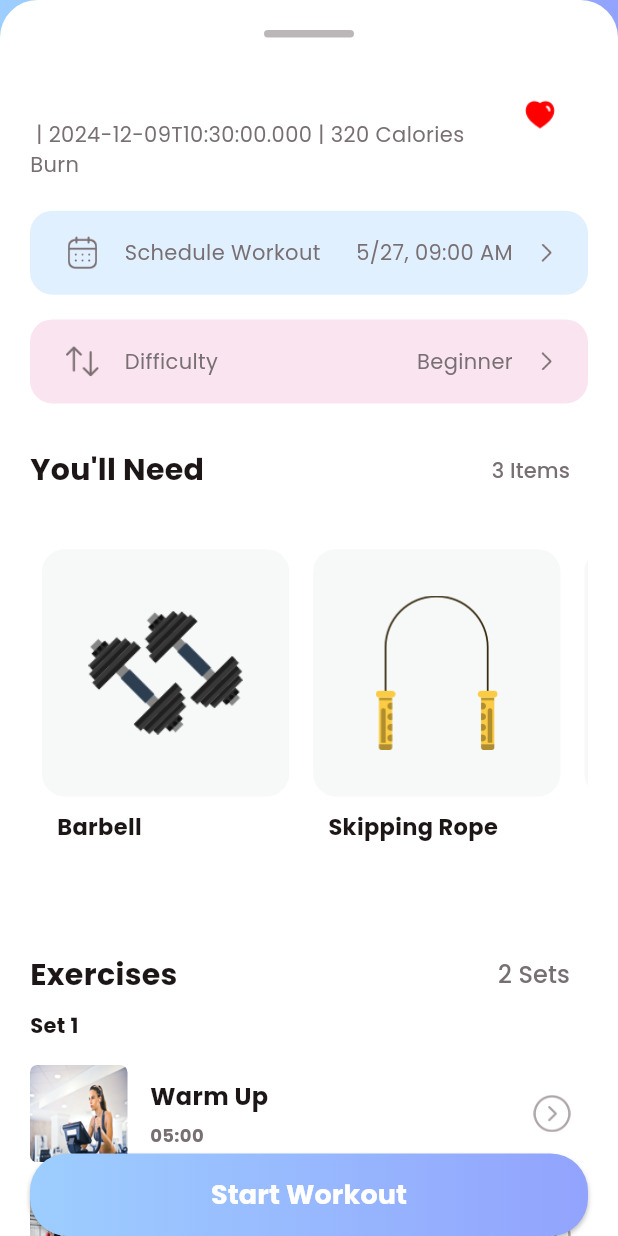
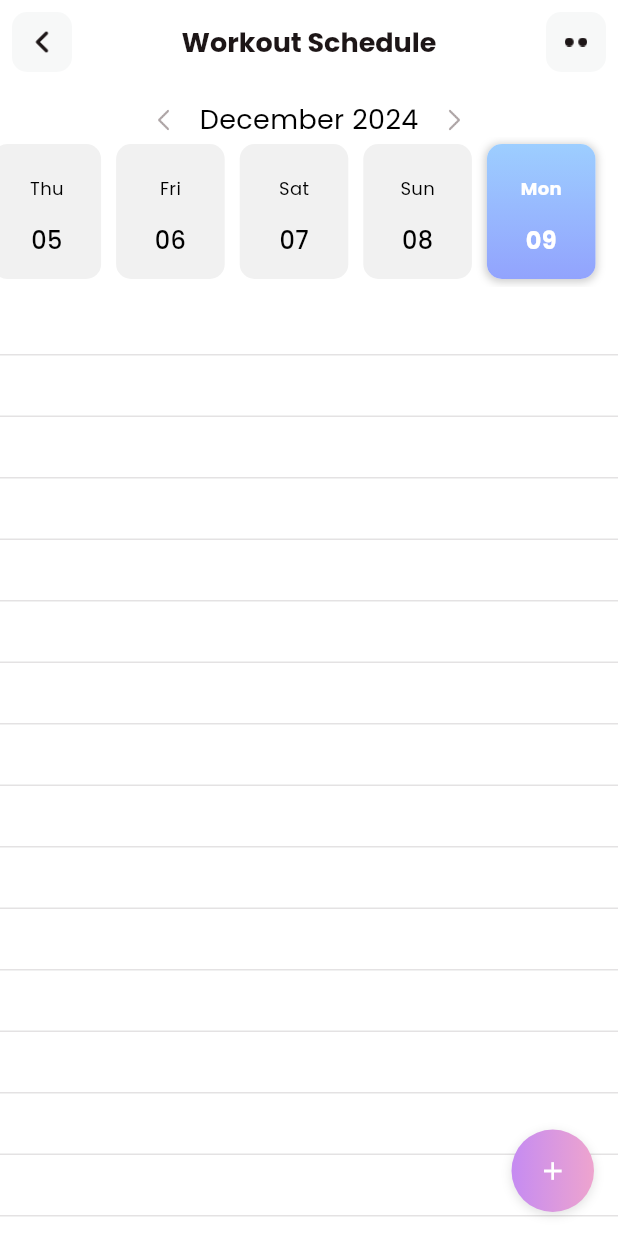
Before and after one commit to asm2212/exe_app, a Flutter app: the WorkoutDetailScreen screen opened directly with empty values, scrolled down 262 dp, after a tap on "Schedule Workout", on a phone screen of 412 x 824 dp. Run offline on Flutter 3.47's test engine with Material 3 defaults, Android fonts, the phone set to English and light mode, and no system bars; drawn by our look-alikes of scrollable_positioned_list; our stand-ins replace animated_toggle_switch, carousel_slider, fl_chart, readmore, simple_circular_progress_bar; missing offline and left inert: dotted_dashed_line, simple_animation_progress_bar; statements that could not run were skipped; key blocks and very long unbroken strings in the code were emptied for the run.

Commit message:
workout schedule screen and add packages

```diff
--- a/lib/screen/workout_tracker.dart/workout_detail_screen.dart
+++ b/lib/screen/workout_tracker.dart/workout_detail_screen.dart
@@ -4,6 +4,7 @@ import 'package:fit_app/common_widgets/exercises_set_section.dart';
 import 'package:fit_app/common_widgets/icon_title_next_row.dart';
 import 'package:fit_app/common_widgets/round_button.dart';
 import 'package:fit_app/screen/workout_tracker.dart/exercise_detail_screen.dart';
+import 'package:fit_app/screen/workout_tracker.dart/workout_schedule_screen.dart';
 import 'package:flutter/material.dart';
 
 class WorkoutDetailScreen extends StatefulWidget {
@@ -229,7 +230,9 @@ class _WorkoutDetailScreenState extends State<WorkoutDetailScreen> {
                           title: "Schedule Workout",
                           time: "5/27, 09:00 AM",
                           color: ColorExtension.primaryColor2.withOpacity(0.3),
-                          onPressed: () {}),
+                          onPressed: () {
+                            Navigator.push(context, MaterialPageRoute(builder: (context)=> const WorkoutScheduleScreen()));
+                          }),
                       SizedBox(
                         height: media.width * 0.04,
                       ),
--- /dev/null
+++ b/lib/screen/workout_tracker.dart/workout_schedule_screen.dart
@@ -0,0 +1,441 @@
+import 'package:calendar_agenda/calendar_agenda.dart';
+import 'package:fit_app/common/color_extension.dart';
+import 'package:fit_app/common_widgets/round_button.dart';
+import 'package:flutter/material.dart';
+import 'package:flutter/cupertino.dart';
+
+class WorkoutScheduleScreen extends StatefulWidget {
+  const WorkoutScheduleScreen({super.key});
+
+  @override
+  State<WorkoutScheduleScreen> createState() => _WorkoutScheduleScreenState();
+}
+
+class _WorkoutScheduleScreenState extends State<WorkoutScheduleScreen> {
+
+    CalendarAgendaController _calendarAgendaControllerAppBar =
+      CalendarAgendaController();
+
+  late DateTime _selectedDateAppBBar;
+
+  List eventArr = [
+    {
+      "name": "Ab Workout",
+      "start_time": "25/05/2023 07:30 AM",
+    },
+    {
+      "name": "Upperbody Workout",
+      "start_time": "25/05/2023 09:00 AM",
+    },
+    {
+      "name": "Lowerbody Workout",
+      "start_time": "25/05/2023 03:00 PM",
+    },
+    {
+      "name": "Ab Workout",
+      "start_time": "26/05/2023 07:30 AM",
+    },
+    {
+      "name": "Upperbody Workout",
+      "start_time": "26/05/2023 09:00 AM",
+    },
+    {
+      "name": "Lowerbody Workout",
+      "start_time": "26/05/2023 03:00 PM",
+    },
+    {
+      "name": "Ab Workout",
+      "start_time": "27/05/2023 07:30 AM",
+    },
+    {
+      "name": "Upperbody Workout",
+      "start_time": "27/05/2023 09:00 AM",
+    },
+    {
+      "name": "Lowerbody Workout",
+      "start_time": "27/05/2023 03:00 PM",
+    }
+  ];
+
+  List selectDayEventArr = [];
+
+
+  @override
+  void initState() {
+    super.initState();
+    _selectedDateAppBBar = DateTime.now();
+    setDayEventWorkoutList();
+  }
+
+  void setDayEventWorkoutList() {
+    var date = dateToStartDate(_selectedDateAppBBar);
+    selectDayEventArr = eventArr.map((wObj) {
+      return {
+        "name": wObj["name"],
+        "start_time": wObj["start_time"],
+        "date": stringToDate(wObj["start_time"].toString(),
+            formatStr: "dd/MM/yyyy hh:mm aa")
+      };
+    }).where((wObj) {
+      return dateToStartDate(wObj["date"] as DateTime) == date;
+    }).toList();
+
+    if( mounted  ) {
+      setState(() {
+
+      });
+    }
+  }
+
+  @override
+  Widget build(BuildContext context) {
+     var media = MediaQuery.of(context).size;
+    return Scaffold(
+      appBar: AppBar(
+        backgroundColor: ColorExtension.white,
+        centerTitle: true,
+        elevation: 0,
+        leading: InkWell(
+          onTap: () {
+            Navigator.pop(context);
+          },
+          child: Container(
+            margin: const EdgeInsets.all(8),
+            height: 40,
+            width: 40,
+            alignment: Alignment.center,
+            decoration: BoxDecoration(
+                color: ColorExtension.lightGray,
+                borderRadius: BorderRadius.circular(10)),
+            child: Image.asset(
+              "assets/images/black_btn.png",
+              width: 15,
+              height: 15,
+              fit: BoxFit.contain,
+            ),
+          ),
+        ),
+        title: Text(
+          "Workout Schedule",
+          style: TextStyle(
+              color: ColorExtension.black, fontSize: 18, fontWeight: FontWeight.w700),
+        ),
+        actions: [
+          InkWell(
+            onTap: () {},
+            child: Container(
+              margin: const EdgeInsets.all(8),
+              height: 40,
+              width: 40,
+              alignment: Alignment.center,
+              decoration: BoxDecoration(
+                  color: ColorExtension.lightGray,
+                  borderRadius: BorderRadius.circular(10)),
+              child: Image.asset(
+                "assets/images/more_btn.png",
+                width: 15,
+                height: 15,
+                fit: BoxFit.contain,
+              ),
+            ),
+          )
+        ],
+      ),
+           backgroundColor: ColorExtension.white,
+             body: Column(
+        crossAxisAlignment: CrossAxisAlignment.start,
+        children: [
+          CalendarAgenda(
+            controller: _calendarAgendaControllerAppBar,
+            appbar: false,
+            selectedDayPosition: SelectedDayPosition.center,
+            leading: IconButton(
+                onPressed: () {},
+                icon: Image.asset(
+                  "assets/images/ArrowLeft.png",
+                  width: 15,
+                  height: 15,
+                )),
+            training: IconButton(
+                onPressed: () {},
+                icon: Image.asset(
+                  "assets/images/ArrowRight.png",
+                  width: 15,
+                  height: 15,
+                )),
+            weekDay: WeekDay.short,
+            dayNameFontSize: 12,
+            dayNumberFontSize: 16,
+            dayBGColor: Colors.grey.withOpacity(0.15),
+            titleSpaceBetween: 15,
+            backgroundColor: Colors.transparent,
+            // fullCalendar: false,
+            fullCalendarScroll: FullCalendarScroll.horizontal,
+            fullCalendarDay: WeekDay.short,
+            selectedDateColor: Colors.white,
+            dateColor: Colors.black,
+            locale: 'en',
+
+            initialDate: DateTime.now(),
+            calendarEventColor: ColorExtension.primaryColor2,
+            firstDate: DateTime.now().subtract(const Duration(days: 140)),
+            lastDate: DateTime.now().add(const Duration(days: 60)),
+
+            onDateSelected: (date) {
+              _selectedDateAppBBar = date;
+              setDayEventWorkoutList();
+
+            },
+            selectedDayLogo: Container(
+              width: double.maxFinite,
+              height: double.maxFinite,
+              decoration: BoxDecoration(
+                gradient: LinearGradient(
+                    colors: ColorExtension.primaryG,
+                    begin: Alignment.topCenter,
+                    end: Alignment.bottomCenter),
+                borderRadius: BorderRadius.circular(10.0),
+              ),
+            ),
+          ),
+          Expanded(
+            child: SingleChildScrollView(
+              scrollDirection: Axis.horizontal,
+              child: SizedBox(
+                width: media.width * 1.5,
+                child: ListView.separated(
+                    shrinkWrap: true,
+                    itemBuilder: (context, index) {
+                      var timelineDataWidth = (media.width * 1.5) - (80 + 40);
+                      var availWidth = (media.width * 1.2) - (80 + 40);
+                      var slotArr = selectDayEventArr.where((wObj) {
+                        return (wObj["date"] as DateTime).hour == index;
+                      }).toList();
+
+                      return Container(
+                        padding: const EdgeInsets.symmetric(horizontal: 20),
+                        height: 40,
+                        child: Row(
+                          mainAxisAlignment: MainAxisAlignment.start,
+                          children: [
+                            SizedBox(
+                              width: 80,
+                              child: Text(
+                                getTime(index * 60),
+                                style: TextStyle(
+                                  color: ColorExtension.black,
+                                  fontSize: 12,
+                                ),
+                              ),
+                            ),
+                            if (slotArr.isNotEmpty)
+                              Expanded(
+                                  child: Stack(
+                                alignment: Alignment.centerLeft,
+                                children: slotArr.map((sObj) {
+                                  var min = (sObj["date"] as DateTime).minute;
+                                  //(0 to 2)
+                                  var pos = (min / 60) * 2 - 1;
+
+                                  return Align(
+                                    alignment: Alignment(pos, 0),
+                                    child: InkWell(
+                                      onTap: () {
+                                        showDialog(
+                                          context: context,
+                                          builder: (context) {
+                                            return AlertDialog(
+                                              backgroundColor: Colors.transparent,
+                                              contentPadding: EdgeInsets.zero,
+                                              content: Container(
+                                                padding: const EdgeInsets.symmetric( vertical:15 , horizontal: 20 ),
+                                                decoration: BoxDecoration(
+                                                  color: ColorExtension.white,
+                                                  borderRadius:
+                                                      BorderRadius.circular(20),
+                                                ),
+                                                child: Column(
+                                                  mainAxisSize: MainAxisSize.min,
+                                                  crossAxisAlignment:
+                                                      CrossAxisAlignment.start,
+                                                  children: [
+                                                    Row(
+                                                      mainAxisAlignment: MainAxisAlignment.spaceBetween,
+                                                      children: [
+                                                        InkWell(
+                                                          onTap: () {
+                                                            Navigator.pop(
+                                                                context);
+                                                          },
+                                                          child: Container(
+                                                            margin:
+                                                                const EdgeInsets
+                                                                    .all(8),
+                                                            height: 40,
+                                                            width: 40,
+                                                            alignment:
+                                                                Alignment.center,
+                                                            decoration: BoxDecoration(
+                                                                color: ColorExtension
+                                                                    .lightGray,
+                                                                borderRadius:
+                                                                    BorderRadius
+                                                                        .circular(
+                                                                            10)),
+                                                            child: Image.asset(
+                                                              "assets/img/closed_btn.png",
+                                                              width: 15,
+                                                              height: 15,
+                                                              fit: BoxFit.contain,
+                                                            ),
+                                                          ),
+                                                        ),
+                                                        Text(
+                                                          "Workout Schedule",
+                                                          style: TextStyle(
+                                                              color: ColorExtension.black,
+                                                              fontSize: 16,
+                                                              fontWeight:
+                                                                  FontWeight
+                                                                      .w700),
+                                                        ),
+                                                        InkWell(
+                                                          onTap: () {},
+                                                          child: Container(
+                                                            margin:
+                                                                const EdgeInsets
+                                                                    .all(8),
+                                                            height: 40,
+                                                            width: 40,
+                                                            alignment:
+                                                                Alignment.center,
+                                                            decoration: BoxDecoration(
+                                                                color: ColorExtension
+                                                                    .lightGray,
+                                                                borderRadius:
+                                                                    BorderRadius
+                                                                        .circular(
+                                                                            10)),
+                                                            child: Image.asset(
+                                                              "assets/images/more_btn.png",
+                                                              width: 15,
+                                                              height: 15,
+                                                              fit: BoxFit.contain,
+                                                            ),
+                                                          ),
+                                                        )
+                                                      ],
+                                                    ),
+                                                    const SizedBox(
+                                                      height: 15,
+                                                    ),
+                                                    Text(
+                                                      sObj["name"].toString(),
+                                                      style: TextStyle(
+                                                          color: ColorExtension.black,
+                                                          fontSize: 14,
+                                                          fontWeight:
+                                                              FontWeight.w700),
+                                                    ),
+                                                    const SizedBox(
+                                                      height: 4,
+                                                    ),
+                                                    Row(children: [
+                                                      Image.asset(
+                                                        "assets/images/time_workout.png",
+                                                        height: 20,
+                                                        width: 20,
+                                                      ),
+                                                      const SizedBox(
+                                                        width: 8,
+                                                      ),
+                                                      Text(
+                                                        "${ getDayTitle(sObj["start_time"].toString()) }|${getStringDateToOtherFormate(sObj["start_time"].toString(), outFormatStr: "h:mm aa")}",
+                                                        style: TextStyle(
+                                                            color: ColorExtension.gray,
+                                                            fontSize: 12),
+                                                      )
+                                                    ]),
+
+                                                     const SizedBox(
+                                                      height: 15,
+                                                    ),
+
+                                                    RoundButton(
+                                                        title: "Mark Done",
+                                                        onPressed: () {}),
+
+                                                  ],
+                                                ),
+                                              ),
+                                            );
+                                          },
+                                        );
+                                      },
+                                      child: Container(
+                                        height: 35,
+                                        width: availWidth * 0.5,
+                                        padding: const EdgeInsets.symmetric(
+                                            horizontal: 8),
+                                        alignment: Alignment.centerLeft,
+                                        decoration: BoxDecoration(
+                                          gradient: LinearGradient(
+                                              colors: ColorExtension.secondaryG),
+                                          borderRadius:
+                                              BorderRadius.circular(17.5),
+                                        ),
+                                        child: Text(
+                                          "${sObj["name"].toString()}, ${getStringDateToOtherFormate(sObj["start_time"].toString(), outFormatStr: "h:mm aa")}",
+                                          maxLines: 1,
+                                          style: TextStyle(
+                                            color: ColorExtension.white,
+                                            fontSize: 12,
+                                          ),
+                                        ),
+                                      ),
+                                    ),
+                                  );
+                                }).toList(),
+                              ))
+                          ],
+                        ),
+                      );
+                    },
+                    separatorBuilder: (context, index) {
+                      return Divider(
+                        color: ColorExtension.gray.withOpacity(0.2),
+                        height: 1,
+                      );
+                    },
+                    itemCount: 24),
+              ),
+            ),
+          ),
+        ],
+      ),
+      floatingActionButton: InkWell(
+        onTap: () {
+        },
+
+        child: Container(
+          width: 55,
+          height: 55,
+          decoration: BoxDecoration(
+              gradient: LinearGradient(colors: ColorExtension.secondaryG),
+              borderRadius: BorderRadius.circular(27.5),
+              boxShadow: const [
+                BoxShadow(
+                    color: Colors.black12, blurRadius: 5, offset: Offset(0, 2))
+              ]),
+          alignment: Alignment.center,
+          child: Icon(
+            Icons.add,
+            size: 20,
+            color: ColorExtension.white,
+          ),
+        ),
+      ),
+
+    );
+  }
+}
--- a/pubspec.yaml
+++ b/pubspec.yaml
@@ -21,7 +21,10 @@ dependencies:
   readmore: ^3.0.0
   calendar_agenda:
     path: dev_lib/calendar_agenda
+  intl: ^0.20.1
 
+dependency_overrides:
+  intl: ^0.20.1
 
 dev_dependencies:
   flutter_test:
```
